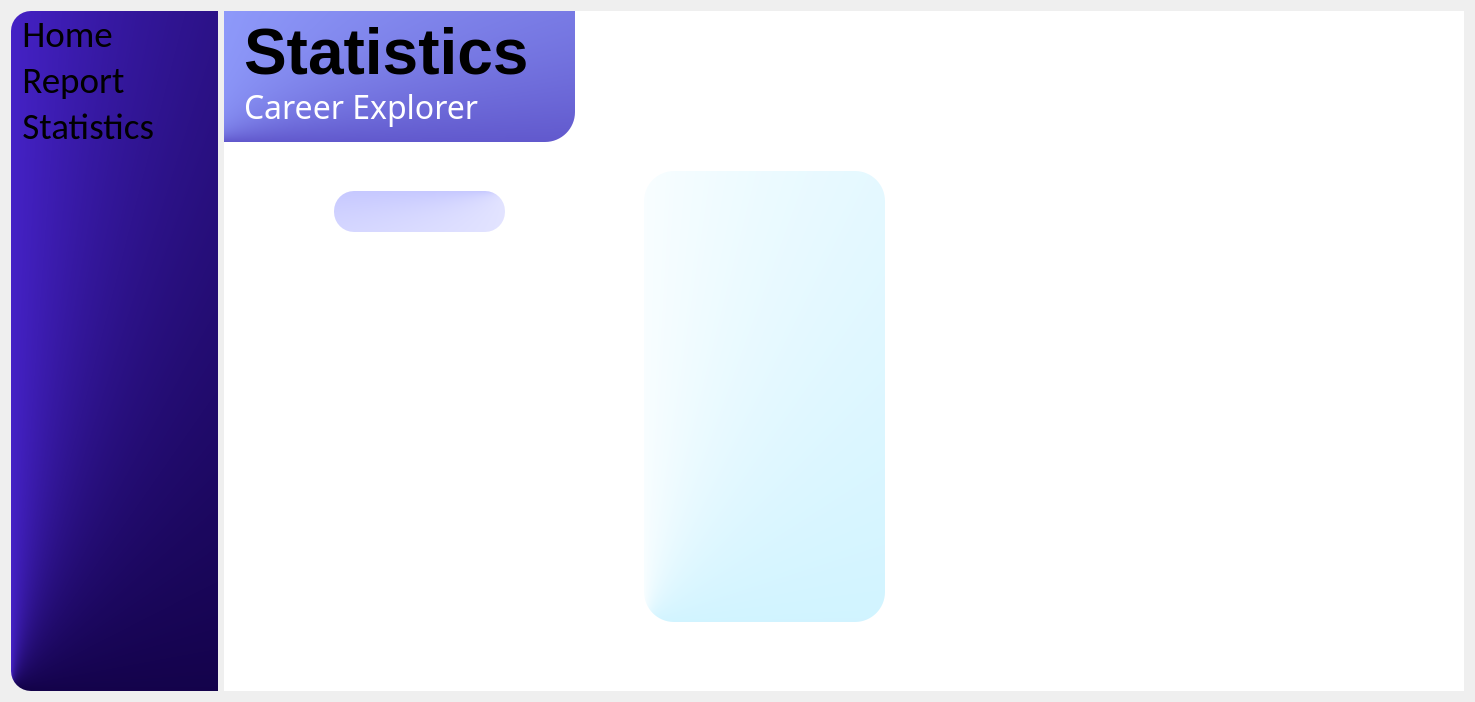
First picture: the form in ui/dashboard.ui, repository DanoAlvinJohnS/Final-OOP2, before the edit.
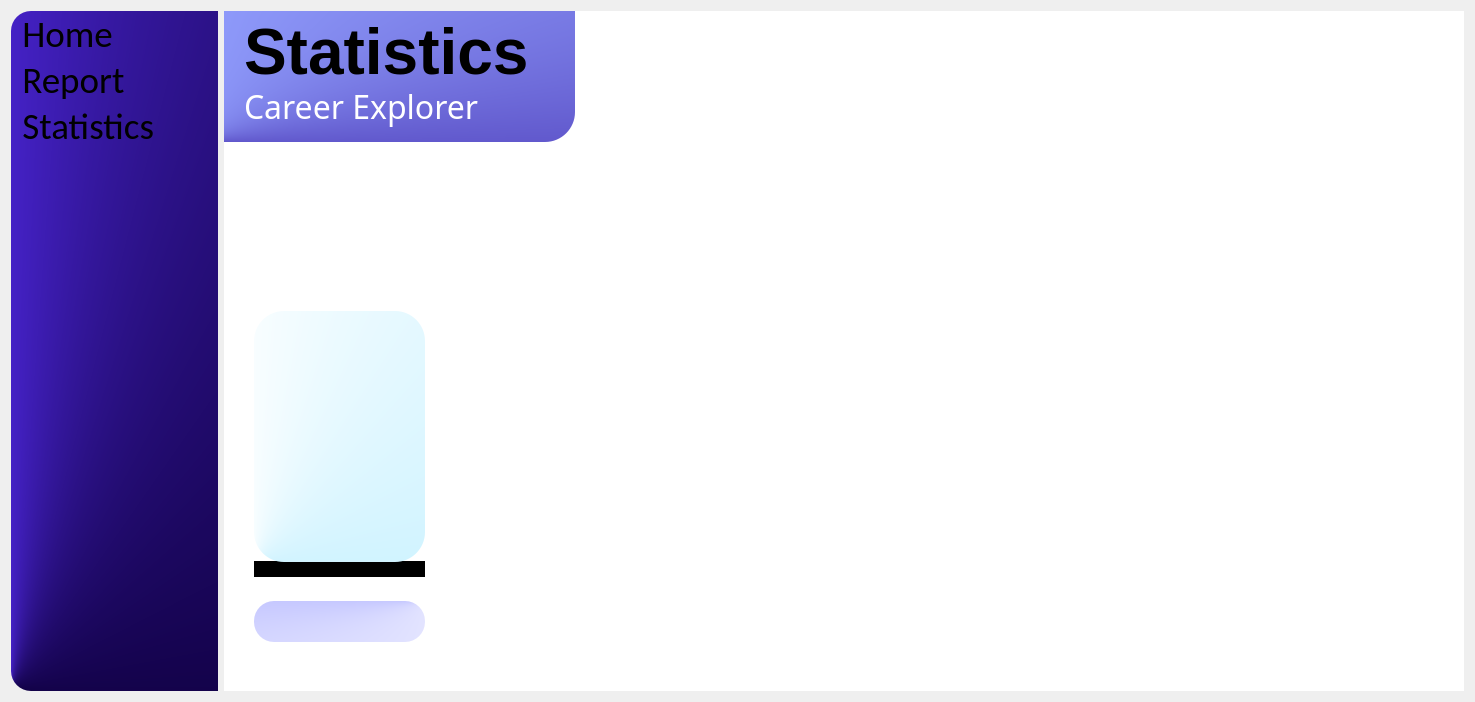
Second picture: the form after the edit.

What changed in the file:
```diff
--- a/ui/dashboard.ui
+++ b/ui/dashboard.ui
@@ -536,8 +536,8 @@
         <widget class="QPushButton" name="btnViewSelected">
          <property name="geometry">
           <rect>
-           <x>110</x>
-           <y>180</y>
+           <x>30</x>
+           <y>590</y>
            <width>171</width>
            <height>41</height>
           </rect>
@@ -574,13 +574,29 @@
           </rect>
          </property>
         </widget>
+        <widget class="QLabel" name="label_3">
+         <property name="geometry">
+          <rect>
+           <x>30</x>
+           <y>550</y>
+           <width>171</width>
+           <height>16</height>
+          </rect>
+         </property>
+         <property name="styleSheet">
+          <string notr="true">background-color:black</string>
+         </property>
+         <property name="text">
+          <string>Selected:</string>
+         </property>
+        </widget>
         <widget class="QListWidget" name="listFiles">
          <property name="geometry">
           <rect>
-           <x>420</x>
-           <y>160</y>
-           <width>241</width>
-           <height>451</height>
+           <x>30</x>
+           <y>300</y>
+           <width>171</width>
+           <height>251</height>
           </rect>
          </property>
          <property name="styleSheet">
```
